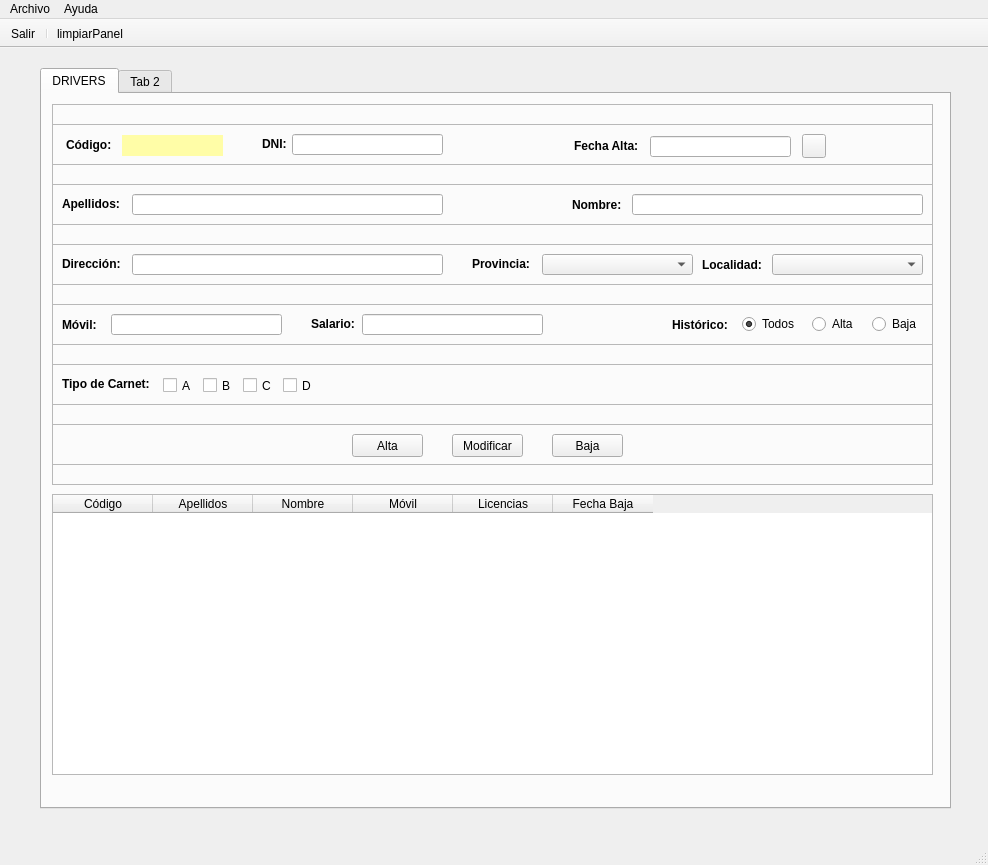
Qt form TEMA 1/templates/MainWindow.ui (braisdp6/2DAM_DI) before a commit.
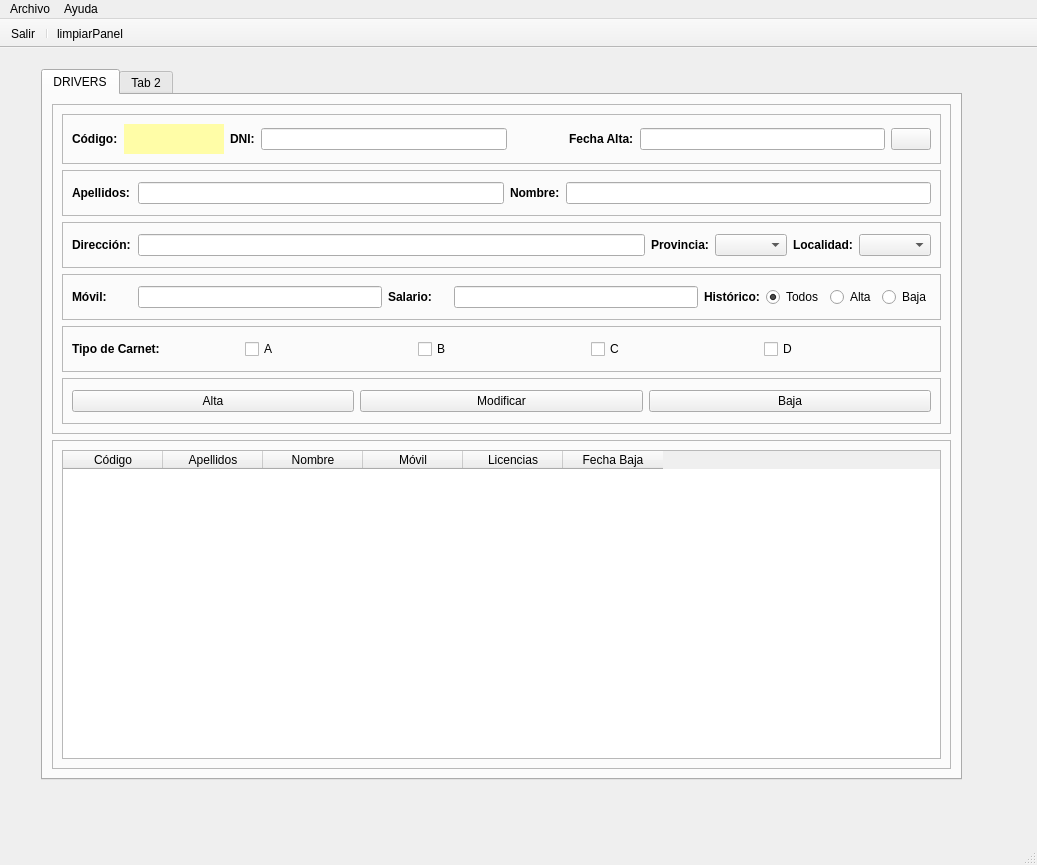
The same form after that commit. Icons and pictures are not drawn.

Commit message: TODO: espaciadores

```diff
--- a/TEMA 1/templates/MainWindow.ui
+++ b/TEMA 1/templates/MainWindow.ui
@@ -6,7 +6,7 @@
    <rect>
     <x>0</x>
     <y>0</y>
-    <width>988</width>
+    <width>1037</width>
     <height>865</height>
    </rect>
   </property>
@@ -26,18 +26,16 @@
      <verstretch>0</verstretch>
     </sizepolicy>
    </property>
-   <widget class="QWidget" name="gridLayoutWidget">
+   <widget class="QWidget" name="">
     <property name="geometry">
      <rect>
-      <x>40</x>
-      <y>20</y>
-      <width>911</width>
-      <height>741</height>
+      <x>41</x>
+      <y>21</y>
+      <width>921</width>
+      <height>711</height>
      </rect>
     </property>
-    <layout class="QHBoxLayout" name="hLayoutVentana">
-     <item>
-      <layout class="QVBoxLayout" name="vLayoutDentroVentana">
+    <layout class="QHBoxLayout" name="horizontalLayout_7">
        <item>
         <widget class="QTabWidget" name="panelPrincipal">
          <property name="currentIndex">
@@ -59,15 +57,9 @@
           <attribute name="title">
            <string>DRIVERS</string>
           </attribute>
+        <layout class="QVBoxLayout" name="verticalLayout">
+         <item>
           <widget class="QFrame" name="frameInsertarDatos">
-           <property name="geometry">
-            <rect>
-             <x>10</x>
-             <y>10</y>
-             <width>881</width>
-             <height>381</height>
-            </rect>
-           </property>
            <property name="sizePolicy">
             <sizepolicy hsizetype="Expanding" vsizetype="Expanding">
              <horstretch>0</horstretch>
@@ -80,15 +72,9 @@
            <property name="frameShadow">
             <enum>QFrame::Plain</enum>
            </property>
+           <layout class="QVBoxLayout" name="verticalLayout_2">
+            <item>
            <widget class="QFrame" name="frame">
-            <property name="geometry">
-             <rect>
-              <x>0</x>
-              <y>20</y>
-              <width>881</width>
-              <height>41</height>
-             </rect>
-            </property>
             <property name="sizePolicy">
              <sizepolicy hsizetype="Expanding" vsizetype="Expanding">
               <horstretch>0</horstretch>
@@ -101,15 +87,9 @@
             <property name="frameShadow">
              <enum>QFrame::Raised</enum>
             </property>
+              <layout class="QHBoxLayout" name="horizontalLayout">
+               <item>
             <widget class="QLabel" name="lblCod">
-             <property name="geometry">
-              <rect>
-               <x>14</x>
-               <y>5</y>
-               <width>51</width>
-               <height>31</height>
-              </rect>
-             </property>
              <property name="font">
               <font>
                <family>Segoe UI</family>
@@ -121,15 +101,9 @@
               <string>Código:</string>
              </property>
             </widget>
+               </item>
+               <item>
             <widget class="QLabel" name="lblCodbd">
-             <property name="geometry">
-              <rect>
-               <x>70</x>
-               <y>11</y>
-               <width>101</width>
-               <height>21</height>
-              </rect>
-             </property>
              <property name="minimumSize">
               <size>
                <width>100</width>
@@ -152,15 +126,9 @@
               <set>Qt::AlignCenter</set>
              </property>
             </widget>
+               </item>
+               <item>
             <widget class="QLabel" name="lblDni">
-             <property name="geometry">
-              <rect>
-               <x>210</x>
-               <y>-1</y>
-               <width>41</width>
-               <height>41</height>
-              </rect>
-             </property>
              <property name="minimumSize">
               <size>
                <width>0</width>
@@ -178,15 +146,9 @@
               <string>DNI:</string>
              </property>
             </widget>
+               </item>
+               <item>
             <widget class="QLineEdit" name="txtDni">
-             <property name="geometry">
-              <rect>
-               <x>240</x>
-               <y>10</y>
-               <width>151</width>
-               <height>21</height>
-              </rect>
-             </property>
              <property name="minimumSize">
               <size>
                <width>120</width>
@@ -197,71 +159,9 @@
               <set>Qt::AlignCenter</set>
              </property>
             </widget>
-            <widget class="QLabel" name="lblFechaAlta">
-             <property name="geometry">
-              <rect>
-               <x>522</x>
-               <y>1</y>
-               <width>81</width>
-               <height>41</height>
-              </rect>
-             </property>
-             <property name="font">
-              <font>
-               <family>Segoe UI</family>
-               <weight>75</weight>
-               <bold>true</bold>
-              </font>
-             </property>
-             <property name="styleSheet">
-              <string notr="true"/>
-             </property>
-             <property name="text">
-              <string>Fecha Alta:</string>
-             </property>
-            </widget>
-            <widget class="QLineEdit" name="txtFechaAlta">
-             <property name="geometry">
-              <rect>
-               <x>598</x>
-               <y>12</y>
-               <width>141</width>
-               <height>21</height>
-              </rect>
-             </property>
-             <property name="minimumSize">
-              <size>
-               <width>120</width>
-               <height>20</height>
-              </size>
-             </property>
-            </widget>
-            <widget class="QPushButton" name="btnCalendar">
-             <property name="geometry">
-              <rect>
-               <x>750</x>
-               <y>10</y>
-               <width>24</width>
-               <height>24</height>
-              </rect>
-             </property>
-             <property name="text">
-              <string/>
-             </property>
-             <property name="icon">
-              <iconset>
-               <normaloff>C:/Users/DesdeCeroDEV/.designer/img/calendar.ico</normaloff>C:/Users/DesdeCeroDEV/.designer/img/calendar.ico</iconset>
-             </property>
-            </widget>
+               </item>
+               <item>
             <widget class="QLabel" name="lblValidarDni">
-             <property name="geometry">
-              <rect>
-               <x>400</x>
-               <y>0</y>
-               <width>50</width>
-               <height>41</height>
-              </rect>
-             </property>
              <property name="minimumSize">
               <size>
                <width>50</width>
@@ -287,16 +187,50 @@
               <set>Qt::AlignLeading|Qt::AlignLeft|Qt::AlignVCenter</set>
              </property>
             </widget>
-           </widget>
+               </item>
+               <item>
+                <widget class="QLabel" name="lblFechaAlta">
+                 <property name="font">
+                  <font>
+                   <family>Segoe UI</family>
+                   <weight>75</weight>
+                   <bold>true</bold>
+                  </font>
+                 </property>
+                 <property name="styleSheet">
+                  <string notr="true"/>
+                 </property>
+                 <property name="text">
+                  <string>Fecha Alta:</string>
+                 </property>
+                </widget>
+               </item>
+               <item>
+                <widget class="QLineEdit" name="txtFechaAlta">
+                 <property name="minimumSize">
+                  <size>
+                   <width>120</width>
+                   <height>20</height>
+                  </size>
+                 </property>
+                </widget>
+               </item>
+               <item>
+                <widget class="QPushButton" name="btnCalendar">
+                 <property name="text">
+                  <string/>
+                 </property>
+                 <property name="icon">
+                  <iconset>
+                   <normaloff>C:/Users/DesdeCeroDEV/.designer/img/calendar.ico</normaloff>C:/Users/DesdeCeroDEV/.designer/img/calendar.ico</iconset>
+                 </property>
+                </widget>
+               </item>
+              </layout>
+             </widget>
+            </item>
+            <item>
            <widget class="QFrame" name="frame_2">
-            <property name="geometry">
-             <rect>
-              <x>0</x>
-              <y>80</y>
-              <width>881</width>
-              <height>41</height>
-             </rect>
-            </property>
             <property name="sizePolicy">
              <sizepolicy hsizetype="Expanding" vsizetype="Expanding">
               <horstretch>0</horstretch>
@@ -309,15 +243,9 @@
             <property name="frameShadow">
              <enum>QFrame::Raised</enum>
             </property>
+              <layout class="QHBoxLayout" name="horizontalLayout_2">
+               <item>
             <widget class="QLabel" name="lblApel">
-             <property name="geometry">
-              <rect>
-               <x>10</x>
-               <y>-1</y>
-               <width>71</width>
-               <height>41</height>
-              </rect>
-             </property>
              <property name="minimumSize">
               <size>
                <width>60</width>
@@ -335,15 +263,9 @@
               <string>Apellidos:</string>
              </property>
             </widget>
+               </item>
+               <item>
             <widget class="QLineEdit" name="txtApel">
-             <property name="geometry">
-              <rect>
-               <x>80</x>
-               <y>10</y>
-               <width>311</width>
-               <height>21</height>
-              </rect>
-             </property>
              <property name="minimumSize">
               <size>
                <width>0</width>
@@ -351,15 +273,9 @@
               </size>
              </property>
             </widget>
+               </item>
+               <item>
             <widget class="QLabel" name="lblNombre">
-             <property name="geometry">
-              <rect>
-               <x>520</x>
-               <y>0</y>
-               <width>61</width>
-               <height>41</height>
-              </rect>
-             </property>
              <property name="font">
               <font>
                <family>Segoe UI</family>
@@ -374,15 +290,9 @@
               <string>Nombre:</string>
              </property>
             </widget>
+               </item>
+               <item>
             <widget class="QLineEdit" name="txtNombre">
-             <property name="geometry">
-              <rect>
-               <x>580</x>
-               <y>10</y>
-               <width>291</width>
-               <height>21</height>
-              </rect>
-             </property>
              <property name="minimumSize">
               <size>
                <width>120</width>
@@ -390,16 +300,12 @@
               </size>
              </property>
             </widget>
-           </widget>
+               </item>
+              </layout>
+             </widget>
+            </item>
+            <item>
            <widget class="QFrame" name="frame_3">
-            <property name="geometry">
-             <rect>
-              <x>0</x>
-              <y>140</y>
-              <width>881</width>
-              <height>41</height>
-             </rect>
-            </property>
             <property name="sizePolicy">
              <sizepolicy hsizetype="Expanding" vsizetype="Expanding">
               <horstretch>0</horstretch>
@@ -412,15 +318,9 @@
             <property name="frameShadow">
              <enum>QFrame::Raised</enum>
             </property>
+              <layout class="QHBoxLayout" name="horizontalLayout_3">
+               <item>
             <widget class="QLabel" name="lblDireccion">
-             <property name="geometry">
-              <rect>
-               <x>10</x>
-               <y>-1</y>
-               <width>71</width>
-               <height>41</height>
-              </rect>
-             </property>
              <property name="minimumSize">
               <size>
                <width>60</width>
@@ -438,15 +338,9 @@
               <string>Dirección:</string>
              </property>
             </widget>
+               </item>
+               <item>
             <widget class="QLineEdit" name="txtDireccion">
-             <property name="geometry">
-              <rect>
-               <x>80</x>
-               <y>10</y>
-               <width>311</width>
-               <height>21</height>
-              </rect>
-             </property>
              <property name="minimumSize">
               <size>
                <width>0</width>
@@ -454,15 +348,9 @@
               </size>
              </property>
             </widget>
+               </item>
+               <item>
             <widget class="QLabel" name="lblProvincia">
-             <property name="geometry">
-              <rect>
-               <x>420</x>
-               <y>-1</y>
-               <width>71</width>
-               <height>41</height>
-              </rect>
-             </property>
              <property name="minimumSize">
               <size>
                <width>50</width>
@@ -480,25 +368,12 @@
               <string>Provincia:</string>
              </property>
             </widget>
-            <widget class="QComboBox" name="cmbProvincia">
-             <property name="geometry">
-              <rect>
-               <x>490</x>
-               <y>10</y>
-               <width>151</width>
-               <height>21</height>
-              </rect>
-             </property>
-            </widget>
+               </item>
+               <item>
+                <widget class="QComboBox" name="cmbProvincia"/>
+               </item>
+               <item>
             <widget class="QLabel" name="lblLocalidad">
-             <property name="geometry">
-              <rect>
-               <x>650</x>
-               <y>0</y>
-               <width>81</width>
-               <height>41</height>
-              </rect>
-             </property>
              <property name="minimumSize">
               <size>
                <width>50</width>
@@ -516,26 +391,15 @@
               <string>Localidad:</string>
              </property>
             </widget>
-            <widget class="QComboBox" name="cmbLocalidad">
-             <property name="geometry">
-              <rect>
-               <x>720</x>
-               <y>10</y>
-               <width>151</width>
-               <height>21</height>
-              </rect>
-             </property>
-            </widget>
-           </widget>
+               </item>
+               <item>
+                <widget class="QComboBox" name="cmbLocalidad"/>
+               </item>
+              </layout>
+             </widget>
+            </item>
+            <item>
            <widget class="QFrame" name="frame_4">
-            <property name="geometry">
-             <rect>
-              <x>0</x>
-              <y>200</y>
-              <width>881</width>
-              <height>41</height>
-             </rect>
-            </property>
             <property name="sizePolicy">
              <sizepolicy hsizetype="Expanding" vsizetype="Expanding">
               <horstretch>0</horstretch>
@@ -548,15 +412,9 @@
             <property name="frameShadow">
              <enum>QFrame::Raised</enum>
             </property>
+              <layout class="QHBoxLayout" name="horizontalLayout_4">
+               <item>
             <widget class="QLabel" name="lblMovil">
-             <property name="geometry">
-              <rect>
-               <x>10</x>
-               <y>0</y>
-               <width>61</width>
-               <height>41</height>
-              </rect>
-             </property>
              <property name="minimumSize">
               <size>
                <width>60</width>
@@ -577,15 +435,9 @@
               <string>Móvil:</string>
              </property>
             </widget>
+               </item>
+               <item>
             <widget class="QLineEdit" name="txtMovil">
-             <property name="geometry">
-              <rect>
-               <x>59</x>
-               <y>10</y>
-               <width>171</width>
-               <height>21</height>
-              </rect>
-             </property>
              <property name="minimumSize">
               <size>
                <width>120</width>
@@ -596,15 +448,9 @@
               <set>Qt::AlignCenter</set>
              </property>
             </widget>
+               </item>
+               <item>
             <widget class="QLabel" name="lblSalario">
-             <property name="geometry">
-              <rect>
-               <x>259</x>
-               <y>-1</y>
-               <width>61</width>
-               <height>41</height>
-              </rect>
-             </property>
              <property name="minimumSize">
               <size>
                <width>60</width>
@@ -625,15 +471,9 @@
               <string>Salario:</string>
              </property>
             </widget>
+               </item>
+               <item>
             <widget class="QLineEdit" name="txtSalario">
-             <property name="geometry">
-              <rect>
-               <x>310</x>
-               <y>10</y>
-               <width>181</width>
-               <height>21</height>
-              </rect>
-             </property>
              <property name="minimumSize">
               <size>
                <width>120</width>
@@ -644,15 +484,9 @@
               <set>Qt::AlignRight|Qt::AlignTrailing|Qt::AlignVCenter</set>
              </property>
             </widget>
+               </item>
+               <item>
             <widget class="QLabel" name="lblHistorico">
-             <property name="geometry">
-              <rect>
-               <x>620</x>
-               <y>0</y>
-               <width>71</width>
-               <height>41</height>
-              </rect>
-             </property>
              <property name="minimumSize">
               <size>
                <width>0</width>
@@ -673,15 +507,9 @@
               <string>Histórico:</string>
              </property>
             </widget>
+               </item>
+               <item>
             <widget class="QRadioButton" name="rbtTodos">
-             <property name="geometry">
-              <rect>
-               <x>690</x>
-               <y>10</y>
-               <width>71</width>
-               <height>20</height>
-              </rect>
-             </property>
              <property name="minimumSize">
               <size>
                <width>0</width>
@@ -695,34 +523,9 @@
               <bool>true</bool>
              </property>
             </widget>
-            <widget class="QRadioButton" name="rbtBaja">
-             <property name="geometry">
-              <rect>
-               <x>820</x>
-               <y>10</y>
-               <width>51</width>
-               <height>20</height>
-              </rect>
-             </property>
-             <property name="minimumSize">
-              <size>
-               <width>0</width>
-               <height>20</height>
-              </size>
-             </property>
-             <property name="text">
-              <string>Baja</string>
-             </property>
-            </widget>
+               </item>
+               <item>
             <widget class="QRadioButton" name="rbtAlta">
-             <property name="geometry">
-              <rect>
-               <x>760</x>
-               <y>10</y>
-               <width>51</width>
-               <height>20</height>
-              </rect>
-             </property>
              <property name="minimumSize">
               <size>
                <width>0</width>
@@ -733,16 +536,25 @@
               <string>Alta</string>
              </property>
             </widget>
-           </widget>
+               </item>
+               <item>
+                <widget class="QRadioButton" name="rbtBaja">
+                 <property name="minimumSize">
+                  <size>
+                   <width>0</width>
+                   <height>20</height>
+                  </size>
+                 </property>
+                 <property name="text">
+                  <string>Baja</string>
+                 </property>
+                </widget>
+               </item>
+              </layout>
+             </widget>
+            </item>
+            <item>
            <widget class="QFrame" name="frame_5">
-            <property name="geometry">
-             <rect>
-              <x>0</x>
-              <y>260</y>
-              <width>881</width>
-              <height>41</height>
-             </rect>
-            </property>
             <property name="sizePolicy">
              <sizepolicy hsizetype="Expanding" vsizetype="Expanding">
               <horstretch>0</horstretch>
@@ -755,15 +567,9 @@
             <property name="frameShadow">
              <enum>QFrame::Raised</enum>
             </property>
+              <layout class="QHBoxLayout" name="horizontalLayout_5">
+               <item>
             <widget class="QLabel" name="lblCarnet">
-             <property name="geometry">
-              <rect>
-               <x>10</x>
-               <y>-1</y>
-               <width>101</width>
-               <height>41</height>
-              </rect>
-             </property>
              <property name="minimumSize">
               <size>
                <width>60</width>
@@ -784,15 +590,22 @@
               <string>Tipo de Carnet:</string>
              </property>
             </widget>
+               </item>
+               <item>
+                <widget class="QCheckBox" name="chkA">
+                 <property name="minimumSize">
+                  <size>
+                   <width>0</width>
+                   <height>20</height>
+                  </size>
+                 </property>
+                 <property name="text">
+                  <string>A</string>
+                 </property>
+                </widget>
+               </item>
+               <item>
             <widget class="QCheckBox" name="chkB">
-             <property name="geometry">
-              <rect>
-               <x>151</x>
-               <y>11</y>
-               <width>31</width>
-               <height>21</height>
-              </rect>
-             </property>
              <property name="minimumSize">
               <size>
                <width>0</width>
@@ -803,34 +616,9 @@
               <string>B</string>
              </property>
             </widget>
-            <widget class="QCheckBox" name="chkD">
-             <property name="geometry">
-              <rect>
-               <x>231</x>
-               <y>11</y>
-               <width>31</width>
-               <height>21</height>
-              </rect>
-             </property>
-             <property name="minimumSize">
-              <size>
-               <width>0</width>
-               <height>20</height>
-              </size>
-             </property>
-             <property name="text">
-              <string>D</string>
-             </property>
-            </widget>
+               </item>
+               <item>
             <widget class="QCheckBox" name="chkC">
-             <property name="geometry">
-              <rect>
-               <x>191</x>
-               <y>11</y>
-               <width>31</width>
-               <height>21</height>
-              </rect>
-             </property>
              <property name="minimumSize">
               <size>
                <width>0</width>
@@ -841,15 +629,9 @@
               <string>C</string>
              </property>
             </widget>
-            <widget class="QCheckBox" name="chkA">
-             <property name="geometry">
-              <rect>
-               <x>111</x>
-               <y>11</y>
-               <width>31</width>
-               <height>21</height>
-              </rect>
-             </property>
+               </item>
+               <item>
+                <widget class="QCheckBox" name="chkD">
              <property name="minimumSize">
               <size>
                <width>0</width>
@@ -857,19 +639,15 @@
               </size>
              </property>
              <property name="text">
-              <string>A</string>
-             </property>
-            </widget>
-           </widget>
+                  <string>D</string>
+                 </property>
+                </widget>
+               </item>
+              </layout>
+             </widget>
+            </item>
+            <item>
            <widget class="QFrame" name="frame_6">
-            <property name="geometry">
-             <rect>
-              <x>0</x>
-              <y>320</y>
-              <width>881</width>
-              <height>41</height>
-             </rect>
-            </property>
             <property name="sizePolicy">
              <sizepolicy hsizetype="Expanding" vsizetype="Expanding">
               <horstretch>0</horstretch>
@@ -882,56 +660,36 @@
             <property name="frameShadow">
              <enum>QFrame::Raised</enum>
             </property>
-            <widget class="QPushButton" name="btnBajaDriver">
-             <property name="geometry">
-              <rect>
-               <x>500</x>
-               <y>10</y>
-               <width>71</width>
-               <height>23</height>
-              </rect>
-             </property>
+              <layout class="QHBoxLayout" name="horizontalLayout_6">
+               <item>
+                <widget class="QPushButton" name="btnAltaDriver">
              <property name="text">
-              <string>Baja</string>
-             </property>
-            </widget>
+                  <string>Alta</string>
+                 </property>
+                </widget>
+               </item>
+               <item>
             <widget class="QPushButton" name="btnModificarDriver">
-             <property name="geometry">
-              <rect>
-               <x>400</x>
-               <y>10</y>
-               <width>71</width>
-               <height>23</height>
-              </rect>
-             </property>
              <property name="text">
               <string>Modificar</string>
              </property>
             </widget>
-            <widget class="QPushButton" name="btnAltaDriver">
-             <property name="geometry">
-              <rect>
-               <x>300</x>
-               <y>10</y>
-               <width>71</width>
-               <height>23</height>
-              </rect>
-             </property>
+               </item>
+               <item>
+                <widget class="QPushButton" name="btnBajaDriver">
              <property name="text">
-              <string>Alta</string>
-             </property>
-            </widget>
-           </widget>
+                  <string>Baja</string>
+                 </property>
+                </widget>
+               </item>
+              </layout>
+             </widget>
+            </item>
+           </layout>
           </widget>
+         </item>
+         <item>
           <widget class="QFrame" name="frameMostrarDatos">
-           <property name="geometry">
-            <rect>
-             <x>10</x>
-             <y>400</y>
-             <width>881</width>
-             <height>281</height>
-            </rect>
-           </property>
            <property name="sizePolicy">
             <sizepolicy hsizetype="Expanding" vsizetype="Expanding">
              <horstretch>0</horstretch>
@@ -944,14 +702,14 @@
            <property name="frameShadow">
             <enum>QFrame::Plain</enum>
            </property>
+           <layout class="QVBoxLayout" name="verticalLayout_3">
+            <item>
            <widget class="QTableWidget" name="tabDrivers">
-            <property name="geometry">
-             <rect>
-              <x>0</x>
-              <y>0</y>
-              <width>881</width>
-              <height>281</height>
-             </rect>
+              <property name="sizePolicy">
+               <sizepolicy hsizetype="Expanding" vsizetype="Expanding">
+                <horstretch>0</horstretch>
+                <verstretch>0</verstretch>
+               </sizepolicy>
             </property>
             <property name="font">
              <font>
@@ -1005,7 +763,11 @@
              </property>
             </column>
            </widget>
+            </item>
+           </layout>
           </widget>
+         </item>
+        </layout>
          </widget>
          <widget class="QWidget" name="tab_2">
           <attribute name="title">
@@ -1015,8 +777,6 @@
         </widget>
        </item>
       </layout>
-     </item>
-    </layout>
    </widget>
   </widget>
   <widget class="QMenuBar" name="menubar">
@@ -1024,7 +784,7 @@
     <rect>
      <x>0</x>
      <y>0</y>
-     <width>988</width>
+     <width>1037</width>
      <height>26</height>
     </rect>
    </property>
```
Lines whose indentation alone changed are shown as unchanged. The commit also changes 2 other files.
